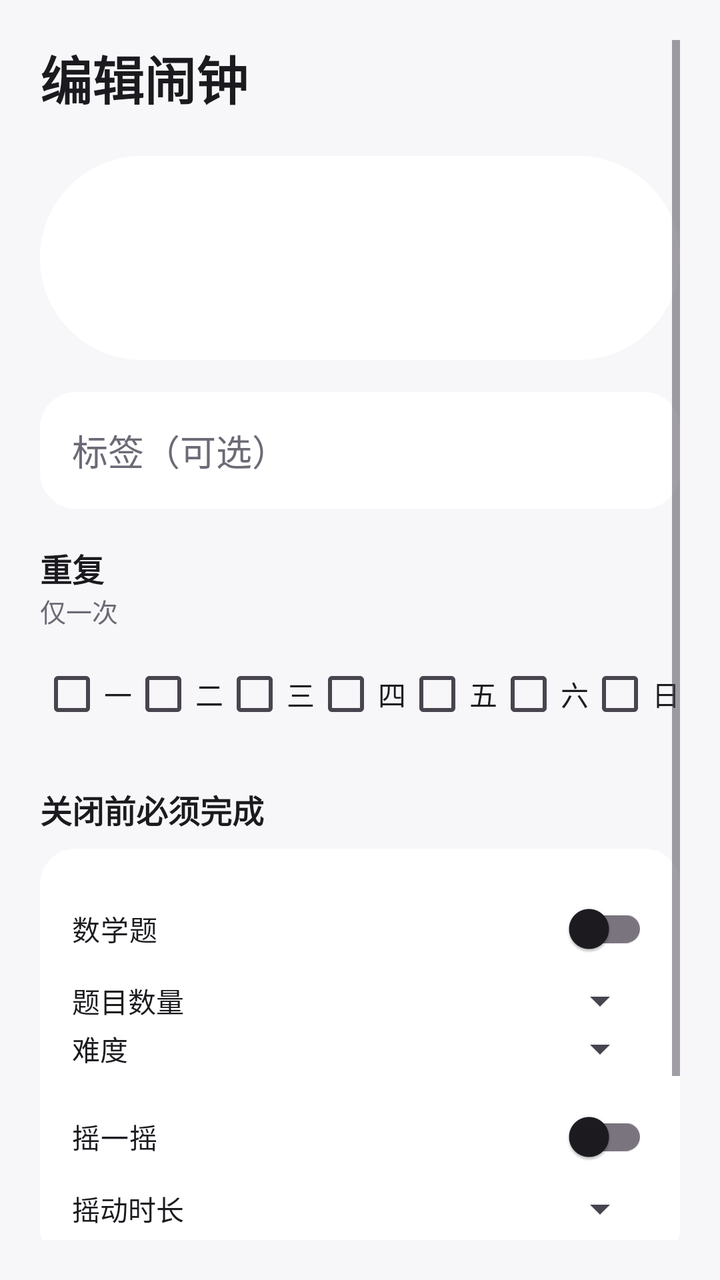
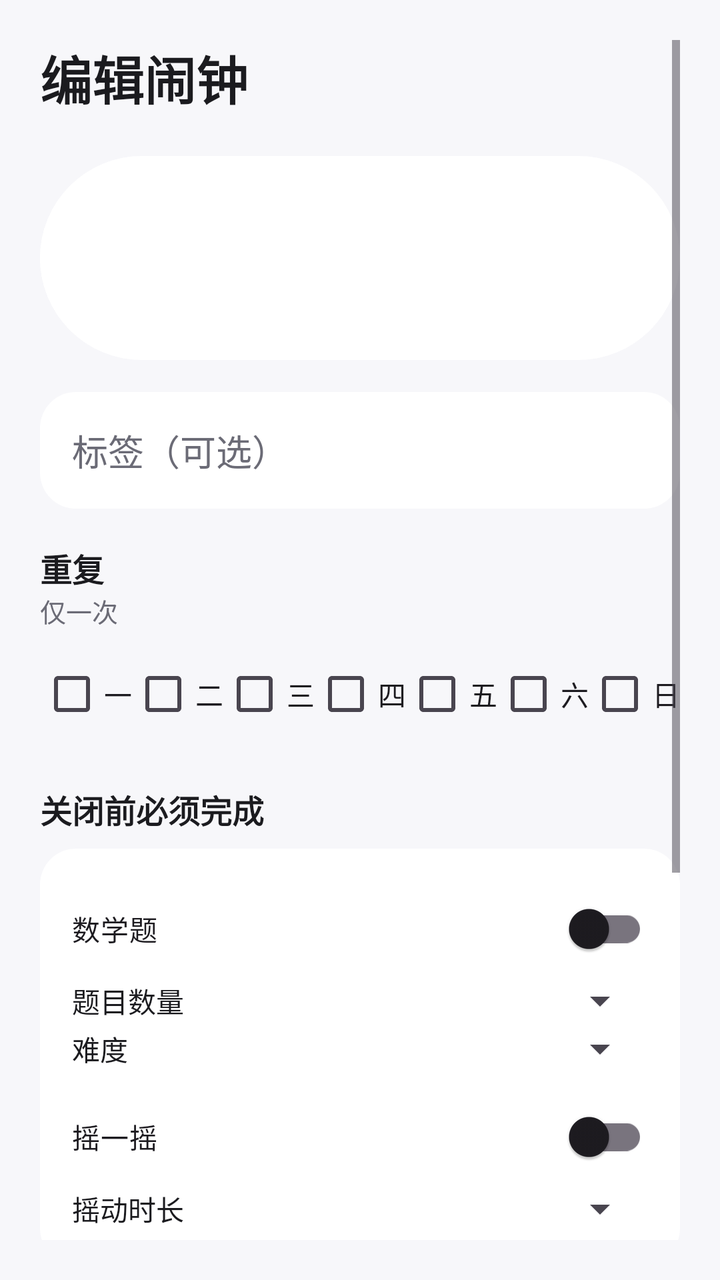

Two renders of the same Android screen: before a commit and after it. Below are the layout's source before the change and the commit's diff.
<!-- AndroidManifest.xml: application theme Theme.TaskAlarm -->
<!-- res/layout/activity_alarm_edit.xml -->
<?xml version="1.0" encoding="utf-8"?>
<ScrollView xmlns:android="http://schemas.android.com/apk/res/android"
    android:layout_width="match_parent"
    android:layout_height="match_parent"
    android:background="@color/bg"
    android:padding="20dp">

    <LinearLayout
        android:layout_width="match_parent"
        android:layout_height="wrap_content"
        android:orientation="vertical">

        <TextView
            android:layout_width="match_parent"
            android:layout_height="wrap_content"
            android:text="@string/edit_alarm"
            android:textColor="@color/text_primary"
            android:textSize="26sp"
            android:textStyle="bold" />

        <Button
            android:id="@+id/timeButton"
            android:layout_width="match_parent"
            android:layout_height="110dp"
            android:layout_marginTop="16dp"
            android:backgroundTint="@color/surface"
            android:textColor="@color/primary"
            android:textSize="48sp"
            android:textStyle="bold" />

        <EditText
            android:id="@+id/labelInput"
            android:layout_width="match_parent"
            android:layout_height="wrap_content"
            android:layout_marginTop="12dp"
            android:background="@drawable/bg_card"
            android:hint="@string/label_hint"
            android:inputType="text"
            android:padding="16dp"
            android:textColor="@color/text_primary"
            android:textColorHint="@color/text_secondary" />

        <TextView
            android:layout_width="match_parent"
            android:layout_height="wrap_content"
            android:layout_marginTop="18dp"
            android:text="@string/repeat"
            android:textColor="@color/text_primary"
            android:textSize="16sp"
            android:textStyle="bold" />

        <TextView
            android:layout_width="match_parent"
            android:layout_height="wrap_content"
            android:text="@string/once"
            android:textColor="@color/text_secondary"
            android:textSize="13sp" />

        <LinearLayout
            android:layout_width="match_parent"
            android:layout_height="wrap_content"
            android:layout_marginTop="8dp"
            android:orientation="horizontal">

            <CheckBox android:id="@+id/day1" android:layout_width="0dp" android:layout_height="wrap_content" android:layout_weight="1" android:text="一" />
            <CheckBox android:id="@+id/day2" android:layout_width="0dp" android:layout_height="wrap_content" android:layout_weight="1" android:text="二" />
            <CheckBox android:id="@+id/day3" android:layout_width="0dp" android:layout_height="wrap_content" android:layout_weight="1" android:text="三" />
            <CheckBox android:id="@+id/day4" android:layout_width="0dp" android:layout_height="wrap_content" android:layout_weight="1" android:text="四" />
            <CheckBox android:id="@+id/day5" android:layout_width="0dp" android:layout_height="wrap_content" android:layout_weight="1" android:text="五" />
            <CheckBox android:id="@+id/day6" android:layout_width="0dp" android:layout_height="wrap_content" android:layout_weight="1" android:text="六" />
            <CheckBox android:id="@+id/day7" android:layout_width="0dp" android:layout_height="wrap_content" android:layout_weight="1" android:text="日" />
        </LinearLayout>

        <TextView
            android:layout_width="match_parent"
            android:layout_height="wrap_content"
            android:layout_marginTop="22dp"
            android:text="@string/tasks_title"
            android:textColor="@color/text_primary"
            android:textSize="16sp"
            android:textStyle="bold" />

        <LinearLayout
            android:layout_width="match_parent"
            android:layout_height="wrap_content"
            android:layout_marginTop="8dp"
            android:background="@drawable/bg_card"
            android:orientation="vertical"
            android:padding="16dp">

            <com.google.android.material.switchmaterial.SwitchMaterial
                android:id="@+id/mathSwitch"
                android:layout_width="match_parent"
                android:layout_height="wrap_content"
                android:text="@string/math_task" />

            <LinearLayout
                android:layout_width="match_parent"
                android:layout_height="wrap_content"
                android:gravity="center_vertical"
                android:orientation="horizontal">

                <TextView
                    android:layout_width="0dp"
                    android:layout_height="wrap_content"
                    android:layout_weight="1"
                    android:text="@string/math_count"
                    android:textColor="@color/text_primary" />

                <Spinner
                    android:id="@+id/mathCountSpinner"
                    android:layout_width="120dp"
                    android:layout_height="wrap_content" />
            </LinearLayout>

            <LinearLayout
                android:layout_width="match_parent"
                android:layout_height="wrap_content"
                android:gravity="center_vertical"
                android:orientation="horizontal">

                <TextView
                    android:layout_width="0dp"
                    android:layout_height="wrap_content"
                    android:layout_weight="1"
                    android:text="@string/math_difficulty"
                    android:textColor="@color/text_primary" />

                <Spinner
                    android:id="@+id/difficultySpinner"
                    android:layout_width="120dp"
                    android:layout_height="wrap_content" />
            </LinearLayout>

            <com.google.android.material.switchmaterial.SwitchMaterial
                android:id="@+id/shakeSwitch"
                android:layout_width="match_parent"
                android:layout_height="wrap_content"
                android:layout_marginTop="8dp"
                android:text="@string/shake_task" />

            <LinearLayout
                android:layout_width="match_parent"
                android:layout_height="wrap_content"
                android:gravity="center_vertical"
                android:orientation="horizontal">

                <TextView
                    android:layout_width="0dp"
                    android:layout_height="wrap_content"
                    android:layout_weight="1"
                    android:text="@string/shake_seconds"
                    android:textColor="@color/text_primary" />

                <Spinner
                    android:id="@+id/shakeSecondsSpinner"
                    android:layout_width="120dp"
                    android:layout_height="wrap_content" />
            </LinearLayout>
        </LinearLayout>

        <TextView
            android:id="@+id/nextRingText"
            android:layout_width="match_parent"
            android:layout_height="wrap_content"
            android:layout_marginTop="14dp"
            android:textColor="@color/text_secondary"
            android:textSize="14sp" />

        <Button
            android:id="@+id/saveButton"
            android:layout_width="match_parent"
            android:layout_height="56dp"
            android:layout_marginTop="20dp"
            android:backgroundTint="@color/primary"
            android:text="@string/save"
            android:textColor="#FFFFFFFF" />

        <Button
            android:id="@+id/deleteButton"
            android:layout_width="match_parent"
            android:layout_height="52dp"
            android:layout_marginTop="10dp"
            android:backgroundTint="@color/danger"
            android:text="@string/delete"
            android:textColor="#FFFFFFFF"
            android:visibility="gone" />
    </LinearLayout>
</ScrollView>
<!-- resources referenced by this layout -->
<resources>
  <color name="bg">#FFF7F7FA</color>
  <color name="danger">#FFD64545</color>
  <color name="primary">#FF5B4CDB</color>
  <color name="surface">#FFFFFFFF</color>
  <color name="text_primary">#FF1B1B1F</color>
  <color name="text_secondary">#FF6B6B76</color>
  <!-- drawable bg_card (drawable) -->
  <?xml version="1.0" encoding="utf-8"?>
  <shape xmlns:android="http://schemas.android.com/apk/res/android">
      <solid android:color="@color/surface" />
      <corners android:radius="18dp" />
  </shape>
  <string name="delete">删除</string>
  <string name="edit_alarm">编辑闹钟</string>
  <string name="label_hint">标签（可选）</string>
  <string name="math_count">题目数量</string>
  <string name="math_difficulty">难度</string>
  <string name="math_task">数学题</string>
  <string name="once">仅一次</string>
  <string name="repeat">重复</string>
  <string name="save">保存</string>
  <string name="shake_seconds">摇动时长</string>
  <string name="shake_task">摇一摇</string>
  <string name="tasks_title">关闭前必须完成</string>
  <style name="Theme.TaskAlarm" parent="Theme.Material3.DayNight.NoActionBar">
          <item name="colorPrimary">@color/primary</item>
          <item name="colorOnPrimary">#FFFFFFFF</item>
          <item name="android:statusBarColor">@color/bg</item>
          <item name="android:windowLightStatusBar">true</item>
      </style>
</resources>

<!-- the commit's change to res/layout/activity_alarm_edit.xml (unified diff, before → after) -->
@@ -160,6 +160,75 @@
         </LinearLayout>
 
         <TextView
+            android:layout_width="match_parent"
+            android:layout_height="wrap_content"
+            android:layout_marginTop="22dp"
+            android:text="@string/confirm_title"
+            android:textColor="@color/text_primary"
+            android:textSize="16sp"
+            android:textStyle="bold" />
+
+        <LinearLayout
+            android:layout_width="match_parent"
+            android:layout_height="wrap_content"
+            android:layout_marginTop="8dp"
+            android:background="@drawable/bg_card"
+            android:orientation="vertical"
+            android:padding="16dp">
+
+            <com.google.android.material.switchmaterial.SwitchMaterial
+                android:id="@+id/confirmSwitch"
+                android:layout_width="match_parent"
+                android:layout_height="wrap_content"
+                android:text="@string/confirm_switch" />
+
+            <LinearLayout
+                android:id="@+id/confirmOptions"
+                android:layout_width="match_parent"
+                android:layout_height="wrap_content"
+                android:orientation="vertical">
+
+                <LinearLayout
+                    android:layout_width="match_parent"
+                    android:layout_height="wrap_content"
+                    android:gravity="center_vertical"
+                    android:orientation="horizontal">
+
+                    <TextView
+                        android:layout_width="0dp"
+                        android:layout_height="wrap_content"
+                        android:layout_weight="1"
+                        android:text="@string/confirm_interval"
+                        android:textColor="@color/text_primary" />
+
+                    <Spinner
+                        android:id="@+id/confirmMinutesSpinner"
+                        android:layout_width="120dp"
+                        android:layout_height="wrap_content" />
+                </LinearLayout>
+
+                <LinearLayout
+                    android:layout_width="match_parent"
+                    android:layout_height="wrap_content"
+                    android:gravity="center_vertical"
+                    android:orientation="horizontal">
+
+                    <TextView
+                        android:layout_width="0dp"
+                        android:layout_height="wrap_content"
+                        android:layout_weight="1"
+                        android:text="@string/confirm_count"
+                        android:textColor="@color/text_primary" />
+
+                    <Spinner
+                        android:id="@+id/confirmCountSpinner"
+                        android:layout_width="120dp"
+                        android:layout_height="wrap_content" />
+                </LinearLayout>
+            </LinearLayout>
+        </LinearLayout>
+
+        <TextView
             android:id="@+id/nextRingText"
             android:layout_width="match_parent"
             android:layout_height="wrap_content"
<!-- resource entries referenced after the edit -->
@@ -12,6 +12,10 @@
       <solid android:color="@color/surface" />
       <corners android:radius="18dp" />
   </shape>
+  <string name="confirm_count">再响次数</string>
+  <string name="confirm_interval">复查间隔</string>
+  <string name="confirm_switch">任务完成后再响，防止回笼觉</string>
+  <string name="confirm_title">起床复查</string>
   <string name="delete">删除</string>
   <string name="edit_alarm">编辑闹钟</string>
   <string name="label_hint">标签（可选）</string>
